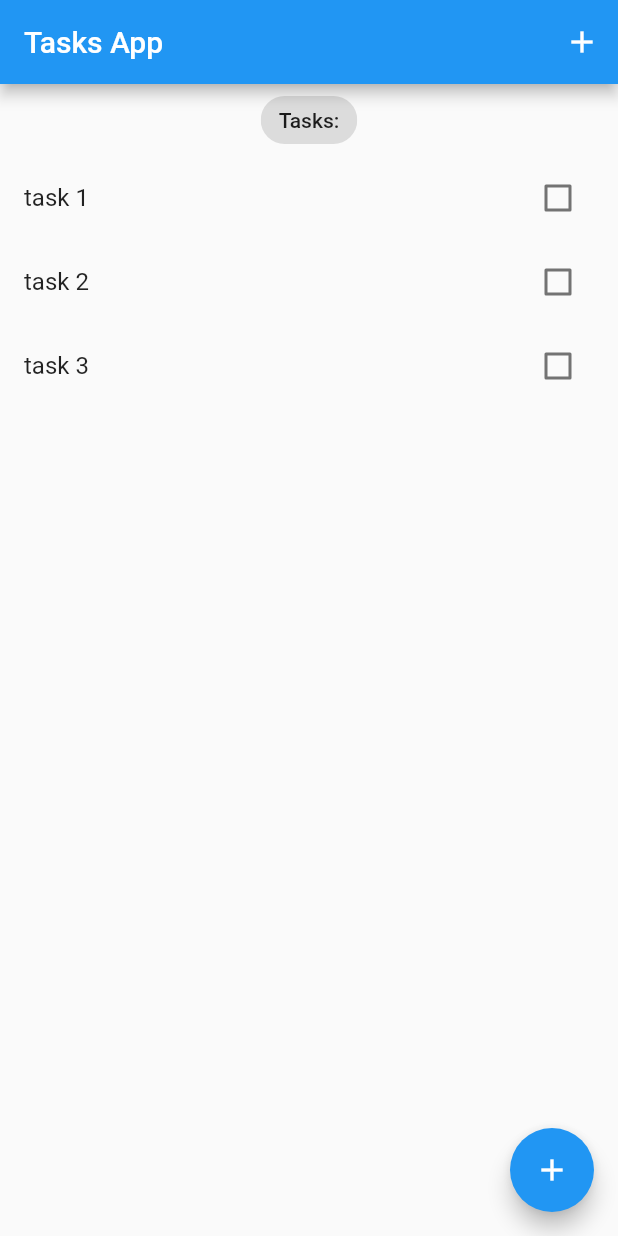
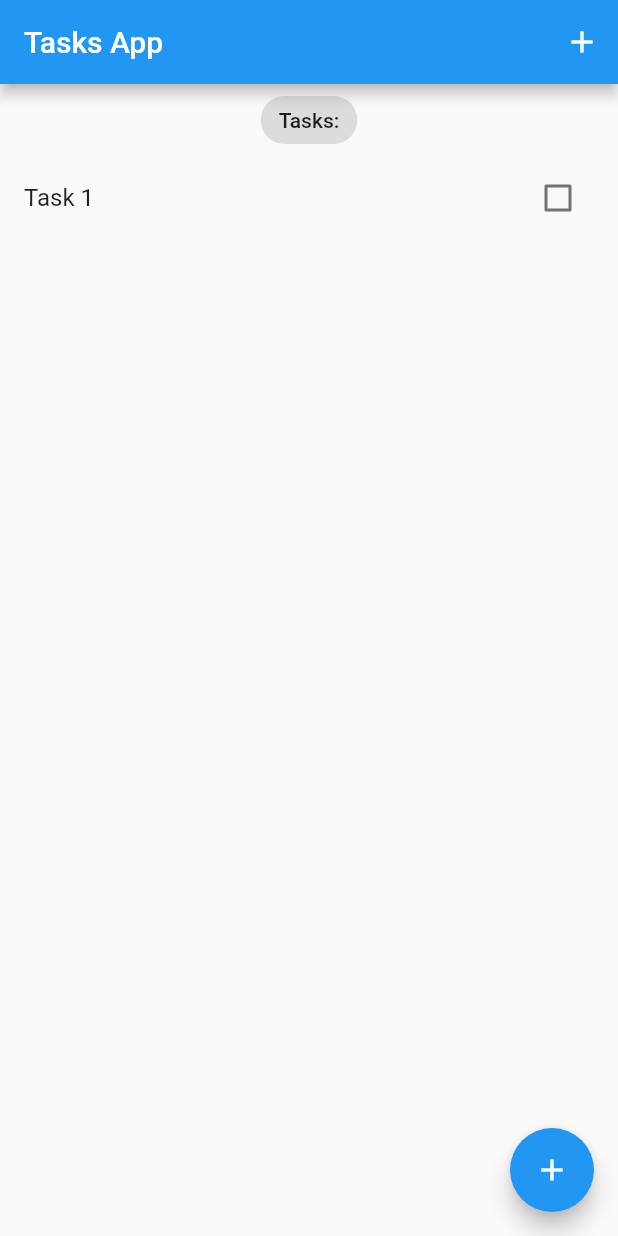
Before and after one commit to OdaFra/Flutter_Task_with_Bloc, a Flutter app: the screen it shows after launch, after a tap on the "add" icon, on a phone screen of 412 x 824 dp. Run offline on Flutter 3.47's test engine with Material 2 defaults, Android fonts, the phone set to English and light mode, and no system bars; our stand-ins replace bloc, equatable, flutter_bloc.

Commit message:
Se agrega bloc, se crea widget independiente para task y se agrega BlocBuilder y BlocProvider

```diff
--- a/lib/blocs/bloc/task_bloc.dart
+++ b/lib/blocs/bloc/task_bloc.dart
@@ -1,13 +1,23 @@
 import 'package:bloc/bloc.dart';
 import 'package:equatable/equatable.dart';
+
+import '../../models/taks.dart';
 
 part 'task_event.dart';
 part 'task_state.dart';
 
 class TaskBloc extends Bloc<TaskEvent, TaskState> {
-  TaskBloc() : super(TaskInitial()) {
-    on<TaskEvent>((event, emit) {
-      // TODO: implement event handler
-    });
+  TaskBloc() : super(const TaskState()) {
+    on<AddTask>(_onAddTask);
+    on<UpdateTask>(_onUpdateTask);
+    on<DeleteTask>(_onDeleteTask);
   }
+
+  void _onAddTask(AddTask event, Emitter<TaskState> emit) {
+    final state = this.state;
+    emit(TaskState(allTasks: List.from(state.allTasks)..add(event.task)));
+  }
+
+  void _onUpdateTask(UpdateTask event, Emitter<TaskState> emit) {}
+  void _onDeleteTask(DeleteTask event, Emitter<TaskState> emit) {}
 }
--- a/lib/blocs/bloc/task_event.dart
+++ b/lib/blocs/bloc/task_event.dart
@@ -26,3 +26,13 @@ class UpdateTask extends TaskEvent {
         task,
       ];
 }
+
+class DeleteTask extends TaskEvent {
+  final Task task;
+  const DeleteTask({required this.task});
+
+  @override
+  List<Object> get props => [
+        task,
+      ];
+}
--- a/lib/blocs/bloc_exports.dart
+++ b/lib/blocs/bloc_exports.dart
@@ -0,0 +1,2 @@
+export './bloc/task_bloc.dart';
+export 'package:flutter_bloc/flutter_bloc.dart';
--- a/lib/main.dart
+++ b/lib/main.dart
@@ -1,9 +1,11 @@
 import 'package:flutter/material.dart';
 
+import 'blocs/bloc_exports.dart';
+import 'models/taks.dart';
 import 'screens/tasks_screen.dart';
 
 void main() {
-  runApp(const MyApp());
+  BlocOverrides.runZoned(() => runApp(const MyApp()));
 }
 
 class MyApp extends StatelessWidget {
@@ -12,12 +14,21 @@ class MyApp extends StatelessWidget {
   // This widget is the root of your application.
   @override
   Widget build(BuildContext context) {
-    return MaterialApp(
-      title: 'Flutter Tasks App',
-      theme: ThemeData(
-        primarySwatch: Colors.blue,
+    return BlocProvider(
+      create: (context) => TaskBloc()
+        ..add(
+          AddTask(
+            task: Task(title: 'Task 1'),
+          ),
+        ),
+      child: MaterialApp(
+        debugShowCheckedModeBanner: false,
+        title: 'Flutter Tasks App',
+        theme: ThemeData(
+          primarySwatch: Colors.blue,
+        ),
+        home: TasksScreen(),
       ),
-      home: TasksScreen(),
     );
   }
 }
--- a/lib/screens/tasks_screen.dart
+++ b/lib/screens/tasks_screen.dart
@@ -1,17 +1,46 @@
 import 'package:flutter/material.dart';
+import 'package:flutter_bloc/flutter_bloc.dart';
 
+import '../blocs/bloc/task_bloc.dart';
 import '../models/taks.dart';
+import '../widgets/task_list.dart';
 
 class TasksScreen extends StatelessWidget {
   TasksScreen({Key? key}) : super(key: key);
-  List<Task> taskList = [
-    Task(title: 'task 1'),
-    Task(title: 'task 2'),
-    Task(title: 'task 3'),
-  ];
+  // List<Task> taskList = [
+  //   Task(title: 'task 1'),
+  //   Task(title: 'task 2'),
+  //   Task(title: 'task 3'),
+  // ];
+  TextEditingController titleController = TextEditingController();
+
+  void _addTask(BuildContext context) {
+    showModalBottomSheet(
+        context: context,
+        builder: (context) => SingleChildScrollView(
+              child: Container(
+                padding: EdgeInsets.only(
+                    bottom: MediaQuery.of(context).viewInsets.bottom),
+                child: Column(
+                  children: [
+                    const Text('Add task'),
+                    const SizedBox(height: 10),
+                    TextField(
+                      controller: titleController,
+                      decoration: const InputDecoration(
+                          label: Text('Title'), border: OutlineInputBorder()),
+                    )
+                  ],
+                ),
+              ),
+            ));
+  }
 
   @override
   Widget build(BuildContext context) {
+    return BlocBuilder<TaskBloc, TaskState>(
+      builder: (context, state) {
+        List<Task> taskList = state.allTasks;
         return Scaffold(
           appBar: AppBar(
             title: const Text('Tasks App'),
@@ -32,28 +61,16 @@ class TasksScreen extends StatelessWidget {
                   ),
                 ),
               ),
-          Expanded(
-            child: ListView.builder(
-              itemCount: taskList.length,
-              itemBuilder: (context, index) {
-                var task = taskList[index];
-                return ListTile(
-                  title: Text(task.title),
-                  trailing: Checkbox(
-                    value: task.isDone,
-                    onChanged: (value) {},
-                  ),
-                );
-              },
-            ),
-          )
+              TaskList(taskList: taskList)
             ],
           ),
           floatingActionButton: FloatingActionButton(
-        onPressed: () {},
+            onPressed: () => _addTask(context),
             tooltip: 'Add Task',
             child: const Icon(Icons.add),
           ),
         );
+      },
+    );
   }
 }
--- /dev/null
+++ b/lib/widgets/task_list.dart
@@ -0,0 +1,31 @@
+import 'package:flutter/material.dart';
+
+import '../models/taks.dart';
+
+class TaskList extends StatelessWidget {
+  const TaskList({
+    Key? key,
+    required this.taskList,
+  }) : super(key: key);
+
+  final List<Task> taskList;
+
+  @override
+  Widget build(BuildContext context) {
+    return Expanded(
+      child: ListView.builder(
+        itemCount: taskList.length,
+        itemBuilder: (context, index) {
+          var task = taskList[index];
+          return ListTile(
+            title: Text(task.title),
+            trailing: Checkbox(
+              value: task.isDone,
+              onChanged: (value) {},
+            ),
+          );
+        },
+      ),
+    );
+  }
+}
```
Lines whose indentation alone changed are shown as unchanged.
